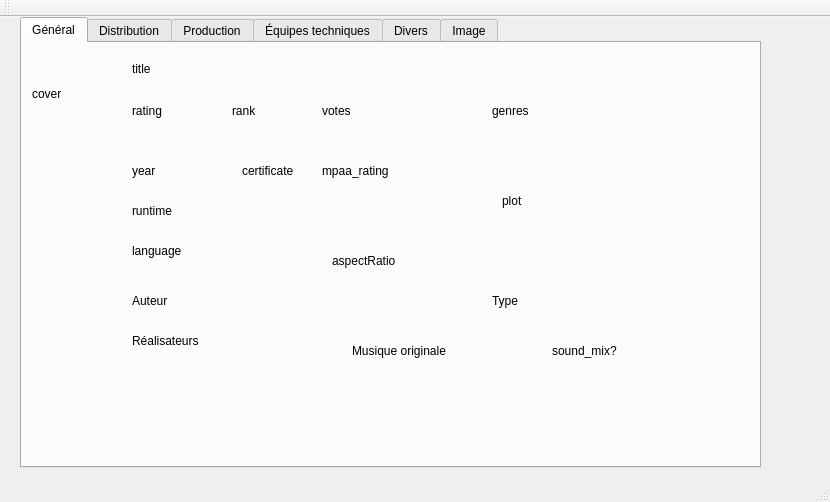
First picture: the form in ImdbPro/mainwindow.ui, repository gnuvince/IFT2905-TP1, before the edit.
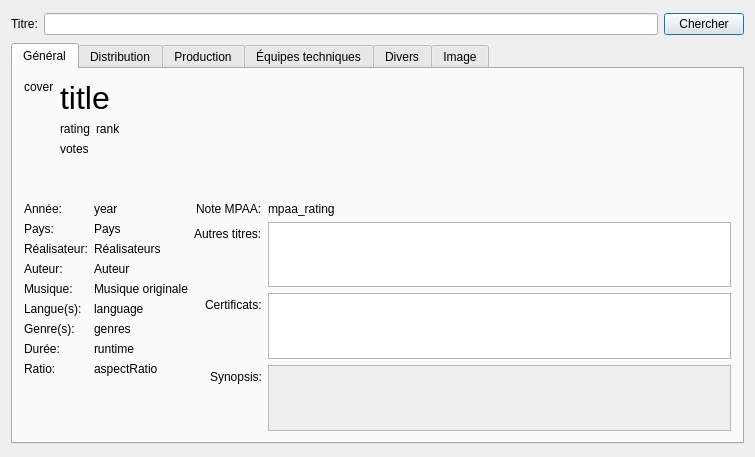
Second picture: the form after the edit. The open tabs and pages were chosen to show the change.

```diff
--- a/ImdbPro/mainwindow.ui
+++ b/ImdbPro/mainwindow.ui
@@ -6,456 +6,539 @@
    <rect>
     <x>0</x>
     <y>0</y>
-    <width>830</width>
-    <height>502</height>
+    <width>755</width>
+    <height>457</height>
    </rect>
   </property>
   <property name="windowTitle">
-   <string>MainWindow</string>
+   <string>ImdbPro</string>
   </property>
   <widget class="QWidget" name="centralWidget">
+   <layout class="QVBoxLayout" name="verticalLayout_6">
+    <item>
+     <layout class="QHBoxLayout" name="horizontalLayout_4">
+      <item>
+       <widget class="QLabel" name="label_2">
+        <property name="text">
+         <string>Titre:</string>
+        </property>
+       </widget>
+      </item>
+      <item>
+       <widget class="QLineEdit" name="search_field"/>
+      </item>
+      <item>
+       <widget class="QPushButton" name="search_button">
+        <property name="text">
+         <string>Chercher</string>
+        </property>
+        <property name="default">
+         <bool>true</bool>
+        </property>
+       </widget>
+      </item>
+     </layout>
+    </item>
+    <item>
    <widget class="QTabWidget" name="tabWidget">
-    <property name="geometry">
-     <rect>
-      <x>20</x>
-      <y>0</y>
-      <width>741</width>
-      <height>451</height>
-     </rect>
+      <property name="maximumSize">
+       <size>
+        <width>16777215</width>
+        <height>401</height>
+       </size>
     </property>
     <property name="currentIndex">
-     <number>3</number>
+       <number>2</number>
     </property>
     <widget class="QWidget" name="tab_general">
+       <property name="sizePolicy">
+        <sizepolicy hsizetype="Expanding" vsizetype="Preferred">
+         <horstretch>0</horstretch>
+         <verstretch>0</verstretch>
+        </sizepolicy>
+       </property>
      <attribute name="title">
       <string>Général</string>
      </attribute>
+       <layout class="QVBoxLayout" name="verticalLayout_8">
+        <item>
+         <layout class="QHBoxLayout" name="horizontalLayout_5">
+          <item>
+           <layout class="QVBoxLayout" name="verticalLayout_4">
+            <item>
      <widget class="QLabel" name="film_cover">
-      <property name="geometry">
-       <rect>
-        <x>10</x>
-        <y>10</y>
-        <width>71</width>
-        <height>81</height>
-       </rect>
-      </property>
       <property name="text">
        <string>cover</string>
       </property>
      </widget>
+            </item>
+            <item>
+             <spacer name="verticalSpacer_2">
+              <property name="orientation">
+               <enum>Qt::Vertical</enum>
+              </property>
+              <property name="sizeHint" stdset="0">
+               <size>
+                <width>20</width>
+                <height>40</height>
+               </size>
+              </property>
+             </spacer>
+            </item>
+           </layout>
+          </item>
+          <item>
+           <layout class="QVBoxLayout" name="verticalLayout_3">
+            <item>
+             <layout class="QHBoxLayout" name="horizontalLayout">
+              <item>
      <widget class="QLabel" name="film_title">
-      <property name="geometry">
-       <rect>
-        <x>110</x>
-        <y>10</y>
-        <width>231</width>
-        <height>31</height>
-       </rect>
+                <property name="font">
+                 <font>
+                  <pointsize>24</pointsize>
+                 </font>
       </property>
       <property name="text">
        <string>title</string>
       </property>
-     </widget>
+                <property name="wordWrap">
+                 <bool>true</bool>
+                </property>
+               </widget>
+              </item>
+              <item>
+               <spacer name="horizontalSpacer">
+                <property name="orientation">
+                 <enum>Qt::Horizontal</enum>
+                </property>
+                <property name="sizeHint" stdset="0">
+                 <size>
+                  <width>40</width>
+                  <height>20</height>
+                 </size>
+                </property>
+               </spacer>
+              </item>
+             </layout>
+            </item>
+            <item>
+             <layout class="QHBoxLayout" name="horizontalLayout_2">
+              <item>
+               <layout class="QVBoxLayout" name="verticalLayout_2">
+                <item>
      <widget class="QLabel" name="film_rating">
-      <property name="geometry">
-       <rect>
-        <x>110</x>
-        <y>60</y>
-        <width>59</width>
-        <height>15</height>
-       </rect>
-      </property>
       <property name="text">
        <string>rating</string>
       </property>
      </widget>
+                </item>
+                <item>
+                 <widget class="QLabel" name="film_votes">
+                  <property name="text">
+                   <string>votes</string>
+                  </property>
+                 </widget>
+                </item>
+                <item>
+                 <spacer name="verticalSpacer_7">
+                  <property name="orientation">
+                   <enum>Qt::Vertical</enum>
+                  </property>
+                  <property name="sizeHint" stdset="0">
+                   <size>
+                    <width>20</width>
+                    <height>40</height>
+                   </size>
+                  </property>
+                 </spacer>
+                </item>
+               </layout>
+              </item>
+              <item>
+               <layout class="QVBoxLayout" name="verticalLayout">
+                <item>
      <widget class="QLabel" name="film_rank">
-      <property name="geometry">
-       <rect>
-        <x>210</x>
-        <y>60</y>
-        <width>59</width>
-        <height>15</height>
-       </rect>
-      </property>
       <property name="text">
        <string>rank</string>
       </property>
      </widget>
-     <widget class="QLabel" name="film_plot">
-      <property name="geometry">
-       <rect>
-        <x>480</x>
-        <y>150</y>
-        <width>59</width>
-        <height>15</height>
-       </rect>
-      </property>
+                </item>
+                <item>
+                 <spacer name="verticalSpacer">
+                  <property name="orientation">
+                   <enum>Qt::Vertical</enum>
+                  </property>
+                  <property name="sizeHint" stdset="0">
+                   <size>
+                    <width>20</width>
+                    <height>40</height>
+                   </size>
+                  </property>
+                 </spacer>
+                </item>
+               </layout>
+              </item>
+              <item>
+               <spacer name="horizontalSpacer_4">
+                <property name="orientation">
+                 <enum>Qt::Horizontal</enum>
+                </property>
+                <property name="sizeHint" stdset="0">
+                 <size>
+                  <width>40</width>
+                  <height>20</height>
+                 </size>
+                </property>
+               </spacer>
+              </item>
+             </layout>
+            </item>
+           </layout>
+          </item>
+         </layout>
+        </item>
+        <item>
+         <layout class="QHBoxLayout" name="horizontalLayout_9">
+          <item>
+           <layout class="QFormLayout" name="formLayout">
+            <property name="fieldGrowthPolicy">
+             <enum>QFormLayout::AllNonFixedFieldsGrow</enum>
+            </property>
+            <item row="1" column="0">
+             <widget class="QLabel" name="label_3">
       <property name="text">
-       <string>plot</string>
-      </property>
-     </widget>
-     <widget class="QLabel" name="film_year">
-      <property name="geometry">
-       <rect>
-        <x>110</x>
-        <y>120</y>
-        <width>59</width>
-        <height>15</height>
-       </rect>
-      </property>
+               <string>Pays:</string>
+              </property>
+             </widget>
+            </item>
+            <item row="1" column="1">
+             <widget class="QLabel" name="film_country_general">
+              <property name="text">
+               <string>Pays</string>
+              </property>
+             </widget>
+            </item>
+            <item row="2" column="0">
+             <widget class="QLabel" name="label_4">
       <property name="text">
-       <string>year</string>
-      </property>
-     </widget>
-     <widget class="QLabel" name="film_certificates">
-      <property name="geometry">
-       <rect>
-        <x>220</x>
-        <y>120</y>
-        <width>81</width>
-        <height>16</height>
-       </rect>
-      </property>
+               <string>Réalisateur:</string>
+              </property>
+             </widget>
+            </item>
+            <item row="2" column="1">
+             <widget class="QLabel" name="film_director">
+              <property name="text">
+               <string>Réalisateurs</string>
+              </property>
+             </widget>
+            </item>
+            <item row="3" column="0">
+             <widget class="QLabel" name="label_5">
       <property name="text">
-       <string>certificate</string>
-      </property>
-     </widget>
-     <widget class="QLabel" name="film_runtime">
-      <property name="geometry">
-       <rect>
-        <x>110</x>
-        <y>160</y>
-        <width>59</width>
-        <height>15</height>
-       </rect>
-      </property>
+               <string>Auteur:</string>
+              </property>
+             </widget>
+            </item>
+            <item row="3" column="1">
+             <widget class="QLabel" name="film_writer">
+              <property name="text">
+               <string>Auteur</string>
+              </property>
+             </widget>
+            </item>
+            <item row="4" column="0">
+             <widget class="QLabel" name="label_10">
       <property name="text">
-       <string>runtime</string>
-      </property>
-     </widget>
-     <widget class="QLabel" name="film_language">
-      <property name="geometry">
-       <rect>
-        <x>110</x>
-        <y>200</y>
-        <width>71</width>
-        <height>16</height>
-       </rect>
-      </property>
+               <string>Musique:</string>
+              </property>
+             </widget>
+            </item>
+            <item row="4" column="1">
+             <widget class="QLabel" name="film_original_music">
+              <property name="text">
+               <string>Musique originale</string>
+              </property>
+             </widget>
+            </item>
+            <item row="5" column="0">
+             <widget class="QLabel" name="label_6">
+              <property name="text">
+               <string>Langue(s):</string>
+              </property>
+             </widget>
+            </item>
+            <item row="5" column="1">
+             <widget class="QLabel" name="film_languages">
       <property name="text">
        <string>language</string>
       </property>
      </widget>
-     <widget class="QLabel" name="film_votes">
-      <property name="geometry">
-       <rect>
-        <x>300</x>
-        <y>60</y>
-        <width>59</width>
-        <height>15</height>
-       </rect>
-      </property>
+            </item>
+            <item row="6" column="0">
+             <widget class="QLabel" name="label_7">
       <property name="text">
-       <string>votes</string>
-      </property>
-     </widget>
-     <widget class="QLabel" name="film_mpaa_rating">
-      <property name="geometry">
-       <rect>
-        <x>300</x>
-        <y>120</y>
-        <width>101</width>
-        <height>16</height>
-       </rect>
-      </property>
-      <property name="text">
-       <string>mpaa_rating</string>
-      </property>
-     </widget>
+               <string>Genre(s):</string>
+              </property>
+             </widget>
+            </item>
+            <item row="6" column="1">
      <widget class="QLabel" name="film_genres">
-      <property name="geometry">
-       <rect>
-        <x>470</x>
-        <y>60</y>
-        <width>59</width>
-        <height>15</height>
-       </rect>
-      </property>
       <property name="text">
        <string>genres</string>
       </property>
      </widget>
+            </item>
+            <item row="7" column="0">
+             <widget class="QLabel" name="label_8">
+              <property name="text">
+               <string>Durée:</string>
+              </property>
+             </widget>
+            </item>
+            <item row="7" column="1">
+             <widget class="QLabel" name="film_runtime">
+              <property name="text">
+               <string>runtime</string>
+              </property>
+             </widget>
+            </item>
+            <item row="8" column="0">
+             <widget class="QLabel" name="label_9">
+              <property name="text">
+               <string>Ratio:</string>
+              </property>
+             </widget>
+            </item>
+            <item row="8" column="1">
      <widget class="QLabel" name="film_aspect_ratio">
-      <property name="geometry">
-       <rect>
-        <x>310</x>
-        <y>210</y>
-        <width>81</width>
-        <height>16</height>
-       </rect>
-      </property>
       <property name="text">
        <string>aspectRatio</string>
       </property>
      </widget>
-     <widget class="QLabel" name="film_kind">
-      <property name="geometry">
-       <rect>
-        <x>470</x>
-        <y>250</y>
-        <width>59</width>
-        <height>15</height>
-       </rect>
-      </property>
+            </item>
+            <item row="0" column="0">
+             <widget class="QLabel" name="label_14">
       <property name="text">
-       <string>Type</string>
-      </property>
-     </widget>
-     <widget class="QLabel" name="film_writer">
-      <property name="geometry">
-       <rect>
-        <x>110</x>
-        <y>250</y>
-        <width>59</width>
-        <height>15</height>
-       </rect>
+               <string>Année:</string>
+              </property>
+             </widget>
+            </item>
+            <item row="0" column="1">
+             <widget class="QLabel" name="film_year">
+              <property name="font">
+               <font>
+                <pointsize>9</pointsize>
+               </font>
       </property>
       <property name="text">
-       <string>Auteur</string>
-      </property>
-     </widget>
-     <widget class="QLabel" name="film_directors">
-      <property name="geometry">
-       <rect>
-        <x>110</x>
-        <y>290</y>
-        <width>111</width>
-        <height>16</height>
-       </rect>
-      </property>
+               <string>year</string>
+              </property>
+             </widget>
+            </item>
+           </layout>
+          </item>
+          <item>
+           <layout class="QFormLayout" name="formLayout_2">
+            <property name="labelAlignment">
+             <set>Qt::AlignRight|Qt::AlignTop|Qt::AlignTrailing</set>
+            </property>
+            <item row="0" column="0">
+             <widget class="QLabel" name="label_11">
       <property name="text">
-       <string>Réalisateurs</string>
-      </property>
-     </widget>
-     <widget class="QLabel" name="film_original_music">
-      <property name="geometry">
-       <rect>
-        <x>330</x>
-        <y>300</y>
-        <width>121</width>
-        <height>16</height>
-       </rect>
-      </property>
+               <string>Note MPAA:</string>
+              </property>
+             </widget>
+            </item>
+            <item row="0" column="1">
+             <widget class="QLabel" name="film_mpaa_rating">
+              <property name="text">
+               <string>mpaa_rating</string>
+              </property>
+              <property name="wordWrap">
+               <bool>true</bool>
+              </property>
+             </widget>
+            </item>
+            <item row="2" column="0">
+             <widget class="QLabel" name="label_12">
       <property name="text">
-       <string>Musique originale</string>
-      </property>
-     </widget>
-     <widget class="QLabel" name="film_sound_mix">
-      <property name="geometry">
-       <rect>
-        <x>530</x>
-        <y>300</y>
-        <width>101</width>
-        <height>16</height>
-       </rect>
-      </property>
+               <string>Certificats:</string>
+              </property>
+             </widget>
+            </item>
+            <item row="3" column="0">
+             <widget class="QLabel" name="label_13">
+              <property name="text">
+               <string>Synopsis:</string>
+              </property>
+             </widget>
+            </item>
+            <item row="3" column="1">
+             <widget class="QPlainTextEdit" name="film_plot">
+              <property name="enabled">
+               <bool>false</bool>
+              </property>
+             </widget>
+            </item>
+            <item row="2" column="1">
+             <widget class="QListWidget" name="film_certificates"/>
+            </item>
+            <item row="1" column="0">
+             <widget class="QLabel" name="label_15">
       <property name="text">
-       <string>sound_mix?</string>
-      </property>
-     </widget>
+               <string>Autres titres:</string>
+              </property>
+             </widget>
+            </item>
+            <item row="1" column="1">
+             <widget class="QListWidget" name="film_akas"/>
+            </item>
+           </layout>
+          </item>
+         </layout>
+        </item>
+       </layout>
     </widget>
     <widget class="QWidget" name="tab_distribution">
      <attribute name="title">
       <string>Distribution</string>
      </attribute>
-     <widget class="QLabel" name="film_cast">
-      <property name="geometry">
-       <rect>
-        <x>30</x>
-        <y>20</y>
-        <width>59</width>
-        <height>15</height>
-       </rect>
-      </property>
-      <property name="text">
-       <string>Acteurs</string>
-      </property>
-     </widget>
-     <widget class="QLabel" name="film_casting_director">
-      <property name="geometry">
-       <rect>
-        <x>190</x>
-        <y>10</y>
-        <width>221</width>
-        <height>16</height>
-       </rect>
-      </property>
+       <layout class="QFormLayout" name="formLayout_4">
+        <item row="0" column="0">
+         <widget class="QLabel" name="film_casting_director_lbl">
       <property name="text">
        <string>Directeur(s) de distribution</string>
       </property>
      </widget>
-     <widget class="QLabel" name="film_stunt_performer">
-      <property name="geometry">
-       <rect>
-        <x>480</x>
-        <y>10</y>
-        <width>81</width>
-        <height>16</height>
-       </rect>
-      </property>
+        </item>
+        <item row="0" column="1">
+         <widget class="QLabel" name="film_casting_director">
+          <property name="text">
+           <string>Casting director</string>
+          </property>
+         </widget>
+        </item>
+        <item row="1" column="0">
+         <widget class="QLabel" name="film_cast_lbl">
+          <property name="text">
+           <string>Acteurs</string>
+          </property>
+         </widget>
+        </item>
+        <item row="1" column="1">
+         <widget class="QListWidget" name="film_cast"/>
+        </item>
+        <item row="2" column="0">
+         <widget class="QLabel" name="film_stunt_performer_lbl">
       <property name="text">
        <string>Cascadeurs</string>
       </property>
      </widget>
+        </item>
+        <item row="2" column="1">
+         <widget class="QListWidget" name="film_stunt_performers"/>
+        </item>
+       </layout>
     </widget>
     <widget class="QWidget" name="tab_production">
      <attribute name="title">
       <string>Production</string>
      </attribute>
-     <widget class="QLabel" name="film_country">
-      <property name="geometry">
-       <rect>
-        <x>80</x>
-        <y>10</y>
-        <width>59</width>
-        <height>15</height>
-       </rect>
-      </property>
+       <layout class="QVBoxLayout" name="verticalLayout_9">
+        <item>
+         <layout class="QHBoxLayout" name="horizontalLayout_6">
+          <item>
+           <layout class="QFormLayout" name="formLayout_6">
+            <property name="fieldGrowthPolicy">
+             <enum>QFormLayout::ExpandingFieldsGrow</enum>
+            </property>
+            <item row="0" column="0">
+             <widget class="QLabel" name="film_producer_lbl">
       <property name="text">
-       <string>Pays</string>
-      </property>
-     </widget>
-     <widget class="QLabel" name="film_distributors">
-      <property name="geometry">
-       <rect>
-        <x>350</x>
-        <y>10</y>
-        <width>91</width>
-        <height>16</height>
-       </rect>
-      </property>
-      <property name="text">
-       <string>Distributeurs</string>
-      </property>
-     </widget>
-     <widget class="QLabel" name="film_art_director">
-      <property name="geometry">
-       <rect>
-        <x>390</x>
-        <y>150</y>
-        <width>141</width>
-        <height>16</height>
-       </rect>
-      </property>
-      <property name="text">
-       <string>Direction artistique</string>
-      </property>
-     </widget>
-     <widget class="QLabel" name="film_cinematographer">
-      <property name="geometry">
-       <rect>
-        <x>90</x>
-        <y>230</y>
-        <width>121</width>
-        <height>16</height>
-       </rect>
-      </property>
-      <property name="text">
-       <string>Cinématographe</string>
-      </property>
-     </widget>
-     <widget class="QLabel" name="film_production_companies">
-      <property name="geometry">
-       <rect>
-        <x>500</x>
-        <y>90</y>
-        <width>161</width>
-        <height>16</height>
-       </rect>
-      </property>
+               <string>Producteurs</string>
+              </property>
+             </widget>
+            </item>
+            <item row="0" column="1">
+             <widget class="QListWidget" name="film_producer"/>
+            </item>
+            <item row="1" column="0">
+             <widget class="QLabel" name="film_production_companies_lbl">
       <property name="text">
        <string>Société de production</string>
       </property>
      </widget>
-     <widget class="QLabel" name="film_editor">
-      <property name="geometry">
-       <rect>
-        <x>520</x>
-        <y>50</y>
-        <width>59</width>
-        <height>15</height>
-       </rect>
-      </property>
+            </item>
+            <item row="1" column="1">
+             <widget class="QListWidget" name="film_production_companies"/>
+            </item>
+            <item row="2" column="0">
+             <widget class="QLabel" name="film_distributors_lbl">
+              <property name="text">
+               <string>Distributeurs</string>
+              </property>
+             </widget>
+            </item>
+            <item row="2" column="1">
+             <widget class="QListWidget" name="film_distributors"/>
+            </item>
+           </layout>
+          </item>
+          <item>
+           <layout class="QFormLayout" name="formLayout_5">
+            <item row="0" column="0">
+             <widget class="QLabel" name="film_editor_lbl">
       <property name="text">
        <string>Éditeur</string>
       </property>
      </widget>
-     <widget class="QLabel" name="film_production_manager">
-      <property name="geometry">
-       <rect>
-        <x>80</x>
-        <y>90</y>
-        <width>161</width>
-        <height>16</height>
-       </rect>
-      </property>
+            </item>
+            <item row="0" column="1">
+             <widget class="QLabel" name="film_editor">
       <property name="text">
-       <string>Gestion de la production</string>
-      </property>
-     </widget>
-     <widget class="QLabel" name="film_production_assistant">
-      <property name="geometry">
-       <rect>
-        <x>80</x>
-        <y>130</y>
-        <width>181</width>
-        <height>16</height>
-       </rect>
-      </property>
+               <string>TextLabel</string>
+              </property>
+             </widget>
+            </item>
+            <item row="1" column="0">
+             <widget class="QLabel" name="film_cinematographer_lbl">
+              <property name="text">
+               <string>Cinématographe</string>
+              </property>
+             </widget>
+            </item>
+            <item row="1" column="1">
+             <widget class="QLabel" name="film_cinematographer">
       <property name="text">
-       <string>Assistants à la production</string>
-      </property>
-     </widget>
-     <widget class="QLabel" name="film_makeup">
-      <property name="geometry">
-       <rect>
-        <x>600</x>
-        <y>30</y>
-        <width>91</width>
-        <height>16</height>
-       </rect>
-      </property>
+               <string>TextLabel</string>
+              </property>
+             </widget>
+            </item>
+            <item row="3" column="0">
+             <widget class="QLabel" name="film_art_director_lbl">
+              <property name="text">
+               <string>Direction artistique</string>
+              </property>
+             </widget>
+            </item>
+            <item row="3" column="1">
+             <widget class="QListWidget" name="film_art_director"/>
+            </item>
+            <item row="4" column="0">
+             <widget class="QLabel" name="film_makeup_lbl">
       <property name="text">
        <string>Maquillages</string>
       </property>
      </widget>
-     <widget class="QLabel" name="film_producer">
-      <property name="geometry">
-       <rect>
-        <x>350</x>
-        <y>250</y>
-        <width>91</width>
-        <height>16</height>
-       </rect>
-      </property>
-      <property name="text">
-       <string>Producteurs</string>
-      </property>
-     </widget>
-     <widget class="QLabel" name="film_production_design">
-      <property name="geometry">
-       <rect>
-        <x>460</x>
-        <y>210</y>
-        <width>201</width>
-        <height>16</height>
-       </rect>
-      </property>
-      <property name="text">
-       <string>Conception de la production</string>
-      </property>
-     </widget>
+            </item>
+            <item row="4" column="1">
+             <widget class="QListWidget" name="film_makeup"/>
+            </item>
+           </layout>
+          </item>
+         </layout>
+        </item>
+       </layout>
     </widget>
     <widget class="QWidget" name="tab_technical">
      <attribute name="title">
@@ -581,8 +664,8 @@
      <widget class="QLabel" name="label">
       <property name="geometry">
        <rect>
-        <x>510</x>
-        <y>310</y>
+          <x>190</x>
+          <y>290</y>
         <width>131</width>
         <height>16</height>
        </rect>
@@ -596,98 +679,67 @@
      <attribute name="title">
       <string>Divers</string>
      </attribute>
-     <widget class="QLabel" name="film_international_titles">
-      <property name="geometry">
-       <rect>
-        <x>270</x>
-        <y>60</y>
-        <width>141</width>
-        <height>16</height>
-       </rect>
-      </property>
-      <property name="text">
-       <string>Titres internationaux</string>
-      </property>
-     </widget>
-     <widget class="QLabel" name="film_transportation">
-      <property name="geometry">
-       <rect>
-        <x>520</x>
-        <y>50</y>
-        <width>111</width>
-        <height>21</height>
-       </rect>
-      </property>
+       <layout class="QVBoxLayout" name="verticalLayout_5">
+        <item>
+         <layout class="QFormLayout" name="formLayout_3">
+          <property name="fieldGrowthPolicy">
+           <enum>QFormLayout::ExpandingFieldsGrow</enum>
+          </property>
+          <item row="0" column="0">
+           <widget class="QLabel" name="film_transportation_lbl">
       <property name="text">
        <string>Transport</string>
       </property>
      </widget>
-     <widget class="QLabel" name="film_misc_companies">
-      <property name="geometry">
-       <rect>
-        <x>270</x>
-        <y>210</y>
-        <width>141</width>
-        <height>16</height>
-       </rect>
-      </property>
-      <property name="text">
-       <string>Compagnies diverses</string>
-      </property>
-     </widget>
-     <widget class="QLabel" name="film_misc_crew">
-      <property name="geometry">
-       <rect>
-        <x>510</x>
-        <y>140</y>
-        <width>111</width>
-        <height>16</height>
-       </rect>
-      </property>
+          </item>
+          <item row="0" column="1">
+           <widget class="QListWidget" name="film_transportation"/>
+          </item>
+          <item row="1" column="0">
+           <widget class="QLabel" name="film_misc_crew_lbl">
       <property name="text">
        <string>Équipe diverse</string>
       </property>
      </widget>
+          </item>
+          <item row="1" column="1">
+           <widget class="QListWidget" name="film_misc_crew"/>
+          </item>
+          <item row="2" column="0">
+           <widget class="QLabel" name="film_misc_companies_lbl">
+            <property name="text">
+             <string>Compagnies diverses</string>
+            </property>
+           </widget>
+          </item>
+          <item row="2" column="1">
+           <widget class="QListWidget" name="film_misc_companies"/>
+          </item>
+         </layout>
+        </item>
+       </layout>
     </widget>
     <widget class="QWidget" name="tab_fullcover">
      <attribute name="title">
       <string>Image</string>
      </attribute>
+       <layout class="QVBoxLayout" name="verticalLayout_7">
+        <item>
      <widget class="QLabel" name="film_fullsize_cover">
-      <property name="geometry">
-       <rect>
-        <x>110</x>
-        <y>20</y>
-        <width>331</width>
-        <height>401</height>
-       </rect>
-      </property>
       <property name="text">
        <string>fullSizeCover</string>
       </property>
-     </widget>
-    </widget>
-   </widget>
-  </widget>
-  <widget class="QMenuBar" name="menuBar">
-   <property name="geometry">
-    <rect>
-     <x>0</x>
-     <y>0</y>
-     <width>830</width>
-     <height>23</height>
-    </rect>
-   </property>
-  </widget>
-  <widget class="QToolBar" name="mainToolBar">
-   <attribute name="toolBarArea">
-    <enum>TopToolBarArea</enum>
-   </attribute>
-   <attribute name="toolBarBreak">
-    <bool>false</bool>
-   </attribute>
-  </widget>
-  <widget class="QStatusBar" name="statusBar"/>
+          <property name="alignment">
+           <set>Qt::AlignCenter</set>
+          </property>
+         </widget>
+        </item>
+       </layout>
+      </widget>
+     </widget>
+    </item>
+   </layout>
+  </widget>
  </widget>
  <layoutdefault spacing="6" margin="11"/>
  <resources/>
```
Lines whose indentation alone changed are shown as unchanged.
